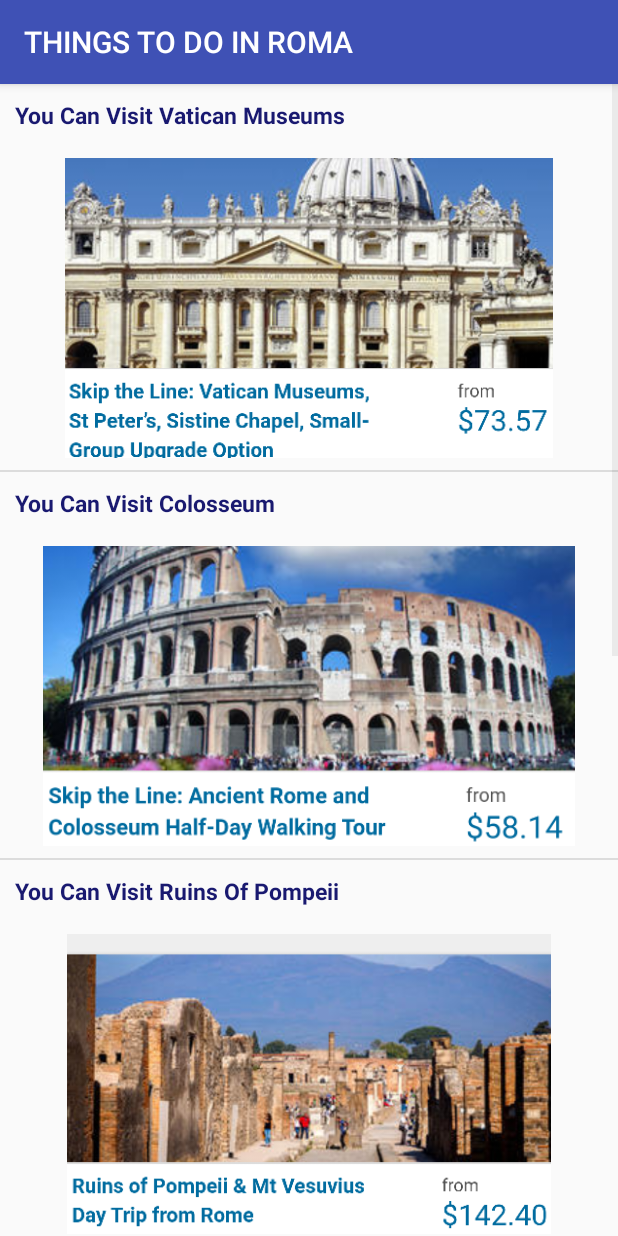
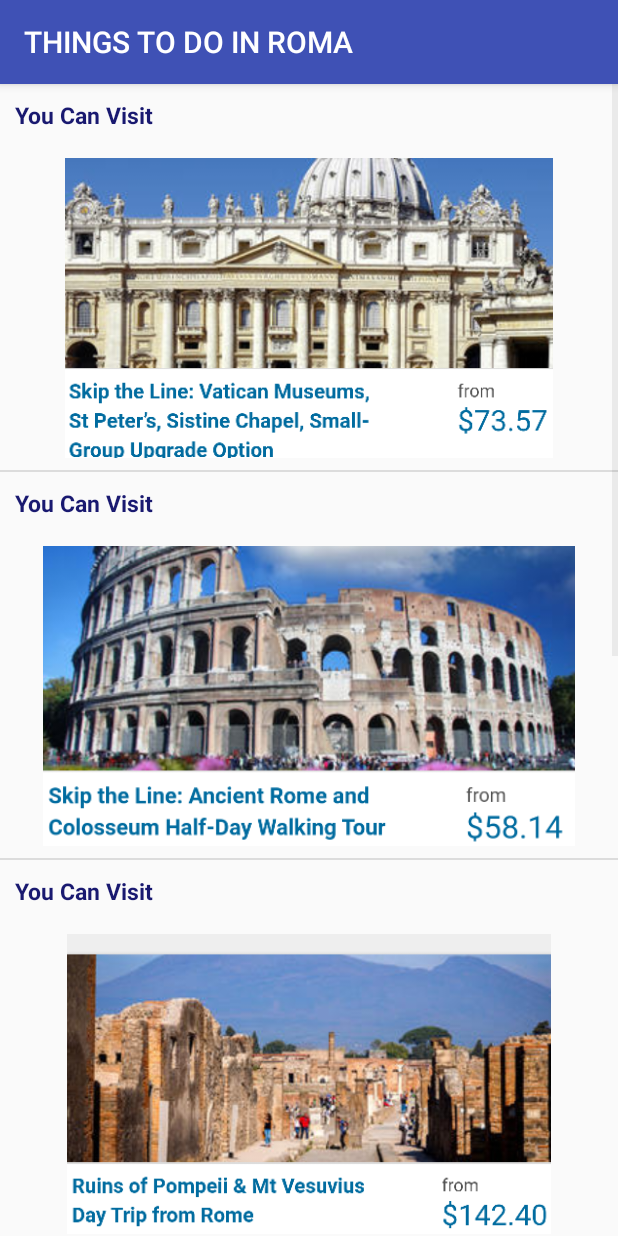
Before and after one commit to vyadav20/TourGuideApp, an Android app: the ThingsToDoActivity screen opened directly, with no data from a screen before it, on a phone screen of 412 x 824 dp. Run offline under Robolectric (Android 15) with nearby library versions, the phone set to English and light mode, and no system bars.

Commit message:
with all the changes

```diff
--- a/app/src/main/java/com/varshayadv/tourguideapp/ThingsToDoActivity.java
+++ b/app/src/main/java/com/varshayadv/tourguideapp/ThingsToDoActivity.java
@@ -17,12 +17,12 @@ public class ThingsToDoActivity extends AppCompatActivity {
         setContentView(R.layout.activity_things_to_do);
 
         ArrayList<custom> w = new ArrayList<custom>();
-        w.add(new custom("You Can Visit Vatican Museums", R.drawable.r1));
-        w.add(new custom("You Can Visit Colosseum", R.drawable.r2));
-        w.add(new custom("You Can Visit Ruins Of Pompeii", R.drawable.r3));
-        w.add(new custom("You Can Visit Rome Combo", R.drawable.r4));
-        w.add(new custom("You Can Take Hop-On Hop-Of", R.drawable.r5));
-        w.add(new custom("You Can Visit St Peter's", R.drawable.r6));
+        w.add(new custom(getString(R.string.first_thing), R.drawable.r1));
+        w.add(new custom(getString(R.string.second_thing), R.drawable.r2));
+        w.add(new custom(getString(R.string.third_thing), R.drawable.r3));
+        w.add(new custom(getString(R.string.fourth_thing), R.drawable.r4));
+        w.add(new custom(getString(R.string.fifth_thing), R.drawable.r5));
+        w.add(new custom(getString(R.string.sixth_thing), R.drawable.r6));
 
         customAdapter adapter = new customAdapter(this, w);
 
--- a/app/src/main/res/layout/activity_capri.xml
+++ b/app/src/main/res/layout/activity_capri.xml
@@ -36,7 +36,7 @@
             android:layout_below="@id/capri_text"
             android:layout_margin="8dp"
             android:layout_marginTop="30dp"
-            android:text="Capri (usually pronounced /kəˈpriː/ by English speakers; Italian pronunciation: [ˈkaːpri]) is an island located in the Tyrrhenian Sea off the Sorrentine Peninsula, on the south side of the Gulf of Naples in the Campania region of Italy. The main town Capri that is located on the island shares the name. It has been a resort since the time of the Roman Republic"
+            android:text="@string/capri"
             android:textColor="#0000FF" />
 
         <TextView
--- a/app/src/main/res/layout/activity_florance.xml
+++ b/app/src/main/res/layout/activity_florance.xml
@@ -36,7 +36,7 @@
             android:layout_below="@id/florance_text"
             android:layout_margin="8dp"
             android:layout_marginTop="30dp"
-            android:text="Florence (/ˈflɒrəns/ FLORR-ənss; Italian: Firenze [fiˈrɛntse] (About this sound listen))[2] is the capital city of the Italian region of Tuscany. It is the most populous city in Tuscany, with 383,084 inhabitants in 2013, and over 1,520,000 in its metropolitan area."
+            android:text="@string/florance"
             android:textColor="#0000FF" />
 
         <TextView
--- a/app/src/main/res/layout/activity_pisa.xml
+++ b/app/src/main/res/layout/activity_pisa.xml
@@ -36,7 +36,7 @@
             android:layout_below="@id/pisa_text"
             android:layout_margin="8dp"
             android:layout_marginTop="30dp"
-            android:text="Pisa (/ˈpiːzə/; Italian pronunciation: [ˈpiːsa; ˈpiːza]  is a city in the Tuscany region of Central Italy straddling the Arnojust before it empties into the Ligurian Sea. It is the capital city of the Province of Pisa. Although Pisa is known worldwide for its leaning tower (the bell tower of the city's cathedral), the city of over 91,104 residents (around 200,000 with the metropolitan area) contains more than 20 other historic churches, several medieval palaces and various bridges across the Arno. Much of the city's architecture was financed from its history as one of the Italian maritime republics."
+            android:text="@string/pisa"
             android:textColor="#0000FF" />
 
         <TextView
--- a/app/src/main/res/layout/activity_roma.xml
+++ b/app/src/main/res/layout/activity_roma.xml
@@ -36,7 +36,7 @@
             android:layout_below="@id/roma_text"
             android:layout_margin="8dp"
             android:layout_marginTop="30dp"
-            android:text="Roma [ˈroːma]) is the capital city of Italy and a special comune(named Comune di Roma Capitale). Rome also serves as the capital of the Lazio region.With 2,873,874 residents in 1,285 km2 (496.1 sq mi),[2] it is also the country's mostpopulated comune. It is the fourth-most populous city in the European Union by populationwithin city limits. It is the centre of the Metropolitan City of Rome"
+            android:text="@string/roma"
             android:textColor="#0000FF" />
 
         <TextView
--- a/app/src/main/res/values/strings.xml
+++ b/app/src/main/res/values/strings.xml
@@ -6,4 +6,16 @@
     <string name="fourth_attraction">Fourth Attraction</string>
     <string name="fifth_attraction">Fifth Attraction</string>
     <string name="sixth_attraction">Sixth Attraction</string>
+    <string name="first_thing">You Can Visit</string>
+    <string name="second_thing">You Can Visit</string>
+    <string name="third_thing">You Can Visit</string>
+    <string name="fourth_thing">You Can Visit</string>
+    <string name="fifth_thing">You Can Visit</string>
+    <string name="sixth_thing">You Can Visit</string>
+    <string name="seventh_thing">You Can Visit</string>
+    <string name="eighth_thing">You Can Visit</string>
+    <string name="capri">Capri (usually pronounced /kəˈpriː/ by English speakers; Italian pronunciation: [ˈkaːpri]) is an island located in the Tyrrhenian Sea off the Sorrentine Peninsula, on the south side of the Gulf of Naples in the Campania region of Italy. The main town Capri that is located on the island shares the name. It has been a resort since the time of the Roman Republic</string>
+    <string name="florance">Florence (/ˈflɒrəns/ FLORR-ənss; Italian: Firenze [fiˈrɛntse] (About this sound listen))[2] is the capital city of the Italian region of Tuscany. It is the most populous city in Tuscany, with 383,084 inhabitants in 2013, and over 1,520,000 in its metropolitan area.</string>
+    <string name="pisa">Pisa (/ˈpiːzə/; Italian pronunciation: [ˈpiːsa; ˈpiːza]  is a city in the Tuscany region of Central Italy straddling the Arnojust before it empties into the Ligurian Sea. It is the capital city of the Province of Pisa. Although Pisa is known worldwide for its leaning tower (the bell tower of the cities cathedral), the city of over 91,104 residents (around 200,000 with the metropolitan area) contains more than 20 other historic churches, several medieval palaces and various bridges across the Arno. Much of the cities architecture was financed from its history as one of the Italian maritime republics.</string>
+    <string name="roma">Roma [ˈroːma]) is the capital city of Italy and a special comune(named Comune di Roma Capitale). Rome also serves as the capital of the Lazio region.With 2,873,874 residents in 1,285 km2 (496.1 sq mi),[2] it is also the countries mostpopulated comune. It is the fourth-most populous city in the European Union by populationwithin city limits. It is the centre of the Metropolitan City of Rome</string>
 </resources>
```
Also changed, not shown: app/src/main/java/com/varshayadv/tourguideapp/CapriThingsToDoActivity.java (+6 -6 lines), app/src/main/java/com/varshayadv/tourguideapp/FloranceThingsToDoActivity.java (+4 -4 lines), app/src/main/java/com/varshayadv/tourguideapp/PisaThingsToDoActivity.java (+8 -8 lines).
